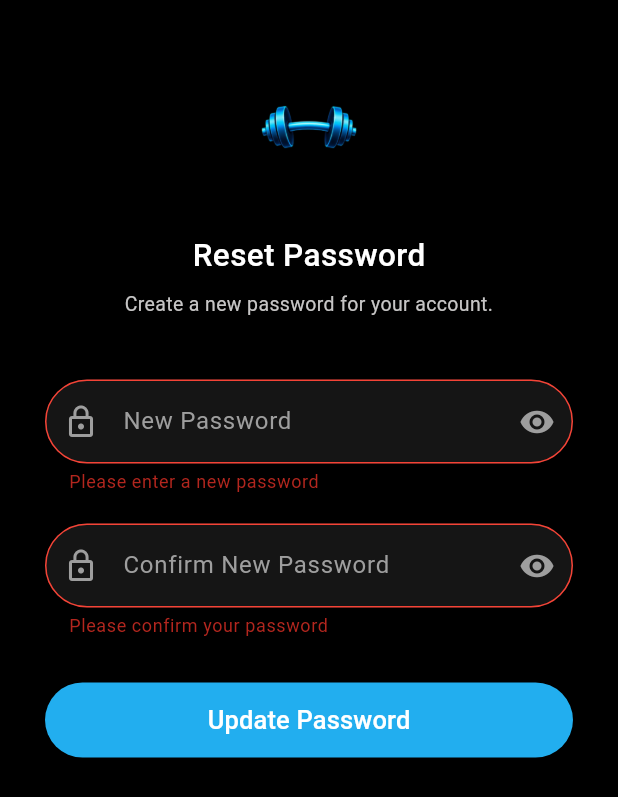
After one commit to Sreenu-123/FitNovaX, a Flutter app: the ResetPasswordScreen screen opened directly, after a tap on "Update Password", on a phone screen of 412 x 824 dp. The commit adds this screen. Shown: the top 797 px of the screen. Run offline on Flutter 3.47's test engine with Material 3 defaults, Android fonts, the phone set to English and light mode, and no system bars; our stand-ins replace image_picker, supabase_flutter; accounts and stored records are empty.

Commit message:
Add password reset flow

```diff
--- /dev/null
+++ b/lib/Screens/reset_password_screen.dart
@@ -0,0 +1,360 @@
+import 'package:flutter/material.dart';
+import 'package:supabase_flutter/supabase_flutter.dart';
+
+class ResetPasswordScreen extends StatefulWidget {
+  const ResetPasswordScreen({super.key});
+
+  @override
+  State<ResetPasswordScreen> createState() => _ResetPasswordScreenState();
+}
+
+class _ResetPasswordScreenState extends State<ResetPasswordScreen> {
+  static const Color primaryColor = Color.fromARGB(255, 34, 174, 239);
+  static const Color subtitleColor = Color.fromARGB(255, 198, 197, 197);
+
+  final _formKey = GlobalKey<FormState>();
+
+  final TextEditingController passwordController = TextEditingController();
+  final TextEditingController confirmPasswordController =
+      TextEditingController();
+
+  final SupabaseClient supabase = Supabase.instance.client;
+
+  bool isPasswordHidden = true;
+  bool isConfirmPasswordHidden = true;
+  bool isLoading = false;
+  bool passwordUpdated = false;
+
+  @override
+  void dispose() {
+    passwordController.dispose();
+    confirmPasswordController.dispose();
+    super.dispose();
+  }
+
+  Future<void> _updatePassword() async {
+    if (!_formKey.currentState!.validate()) {
+      return;
+    }
+
+    setState(() {
+      isLoading = true;
+    });
+
+    try {
+      await supabase.auth.updateUser(
+        UserAttributes(password: passwordController.text.trim()),
+      );
+
+      if (!mounted) return;
+
+      setState(() {
+        isLoading = false;
+        passwordUpdated = true;
+      });
+    } on AuthException catch (error) {
+      if (!mounted) return;
+
+      setState(() {
+        isLoading = false;
+      });
+
+      ScaffoldMessenger.of(
+        context,
+      ).showSnackBar(SnackBar(content: Text(error.message)));
+    } catch (error) {
+      if (!mounted) return;
+
+      setState(() {
+        isLoading = false;
+      });
+
+      ScaffoldMessenger.of(context).showSnackBar(
+        const SnackBar(
+          content: Text('Something went wrong. Please try again.'),
+        ),
+      );
+    }
+  }
+
+  void _goToLogin() {
+    Navigator.of(context).popUntil((route) => route.isFirst);
+  }
+
+  @override
+  Widget build(BuildContext context) {
+    return Scaffold(
+      backgroundColor: Colors.black,
+      body: SafeArea(
+        child: SingleChildScrollView(
+          padding: const EdgeInsets.symmetric(horizontal: 30, vertical: 40),
+          child: Column(
+            crossAxisAlignment: CrossAxisAlignment.center,
+            children: [
+              if (!passwordUpdated)
+                _buildResetPasswordForm()
+              else
+                _buildSuccessMessage(),
+            ],
+          ),
+        ),
+      ),
+    );
+  }
+
+  Widget _buildResetPasswordForm() {
+    return Form(
+      key: _formKey,
+      child: Column(
+        crossAxisAlignment: CrossAxisAlignment.center,
+        children: [
+          // LOGO
+          Image.asset('assets/Images/logoNoBack.png', height: 90, width: 90),
+
+          const SizedBox(height: 25),
+
+          // TITLE
+          const Text(
+            'Reset Password',
+            style: TextStyle(
+              color: Colors.white,
+              fontSize: 21,
+              fontWeight: FontWeight.w500,
+            ),
+          ),
+
+          const SizedBox(height: 8),
+
+          // SUBTITLE
+          const Text(
+            'Create a new password for your account.',
+            textAlign: TextAlign.center,
+            style: TextStyle(color: subtitleColor, fontSize: 13, height: 1.5),
+          ),
+
+          const SizedBox(height: 40),
+
+          // NEW PASSWORD
+          TextFormField(
+            controller: passwordController,
+            cursorColor: primaryColor,
+            obscureText: isPasswordHidden,
+            enabled: !isLoading,
+            style: const TextStyle(color: Colors.white),
+            textInputAction: TextInputAction.next,
+            decoration: InputDecoration(
+              hintText: 'New Password',
+              hintStyle: TextStyle(color: Colors.grey.shade500),
+              prefixIcon: const Icon(Icons.lock_outline, color: Colors.grey),
+              suffixIcon: IconButton(
+                onPressed: isLoading
+                    ? null
+                    : () {
+                        setState(() {
+                          isPasswordHidden = !isPasswordHidden;
+                        });
+                      },
+                icon: Icon(
+                  isPasswordHidden ? Icons.visibility : Icons.visibility_off,
+                  color: Colors.grey,
+                ),
+              ),
+              filled: true,
+              fillColor: const Color(0xFF151515),
+              border: OutlineInputBorder(
+                borderRadius: BorderRadius.circular(30),
+                borderSide: BorderSide.none,
+              ),
+              focusedBorder: OutlineInputBorder(
+                borderRadius: BorderRadius.circular(30),
+                borderSide: const BorderSide(color: primaryColor),
+              ),
+              errorBorder: OutlineInputBorder(
+                borderRadius: BorderRadius.circular(30),
+                borderSide: const BorderSide(color: Colors.red),
+              ),
+              focusedErrorBorder: OutlineInputBorder(
+                borderRadius: BorderRadius.circular(30),
+                borderSide: const BorderSide(color: Colors.red),
+              ),
+            ),
+            validator: (value) {
+              if (value == null || value.trim().isEmpty) {
+                return 'Please enter a new password';
+              }
+
+              if (value.trim().length < 6) {
+                return 'Password must be at least 6 characters';
+              }
+
+              return null;
+            },
+          ),
+
+          const SizedBox(height: 20),
+
+          // CONFIRM PASSWORD
+          TextFormField(
+            controller: confirmPasswordController,
+            cursorColor: primaryColor,
+            obscureText: isConfirmPasswordHidden,
+            enabled: !isLoading,
+            style: const TextStyle(color: Colors.white),
+            textInputAction: TextInputAction.done,
+            decoration: InputDecoration(
+              hintText: 'Confirm New Password',
+              hintStyle: TextStyle(color: Colors.grey.shade500),
+              prefixIcon: const Icon(Icons.lock_outline, color: Colors.grey),
+              suffixIcon: IconButton(
+                onPressed: isLoading
+                    ? null
+                    : () {
+                        setState(() {
+                          isConfirmPasswordHidden = !isConfirmPasswordHidden;
+                        });
+                      },
+                icon: Icon(
+                  isConfirmPasswordHidden
+                      ? Icons.visibility
+                      : Icons.visibility_off,
+                  color: Colors.grey,
+                ),
+              ),
+              filled: true,
+              fillColor: const Color(0xFF151515),
+              border: OutlineInputBorder(
+                borderRadius: BorderRadius.circular(30),
+                borderSide: BorderSide.none,
+              ),
+              focusedBorder: OutlineInputBorder(
+                borderRadius: BorderRadius.circular(30),
+                borderSide: const BorderSide(color: primaryColor),
+              ),
+              errorBorder: OutlineInputBorder(
+                borderRadius: BorderRadius.circular(30),
+                borderSide: const BorderSide(color: Colors.red),
+              ),
+              focusedErrorBorder: OutlineInputBorder(
+                borderRadius: BorderRadius.circular(30),
+                borderSide: const BorderSide(color: Colors.red),
+              ),
+            ),
+            validator: (value) {
+              if (value == null || value.trim().isEmpty) {
+                return 'Please confirm your password';
+              }
+
+              if (value.trim() != passwordController.text.trim()) {
+                return 'Passwords do not match';
+              }
+
+              return null;
+            },
+          ),
+
+          const SizedBox(height: 30),
+
+          // UPDATE PASSWORD
+          SizedBox(
+            width: double.infinity,
+            height: 50,
+            child: ElevatedButton(
+              onPressed: isLoading ? null : _updatePassword,
+              style: ElevatedButton.styleFrom(
+                backgroundColor: primaryColor,
+                foregroundColor: Colors.white,
+                disabledBackgroundColor: primaryColor.withValues(alpha: 0.5),
+                elevation: 0,
+                shape: RoundedRectangleBorder(
+                  borderRadius: BorderRadius.circular(30),
+                ),
+              ),
+              child: isLoading
+                  ? const SizedBox(
+                      height: 22,
+                      width: 22,
+                      child: CircularProgressIndicator(
+                        strokeWidth: 2,
+                        color: Colors.white,
+                      ),
+                    )
+                  : const Text(
+                      'Update Password',
+                      style: TextStyle(
+                        fontSize: 17,
+                        fontWeight: FontWeight.w500,
+                      ),
+                    ),
+            ),
+          ),
+        ],
+      ),
+    );
+  }
+
+  Widget _buildSuccessMessage() {
+    return Column(
+      crossAxisAlignment: CrossAxisAlignment.center,
+      children: [
+        const SizedBox(height: 35),
+
+        // SUCCESS ICON
+        Container(
+          height: 75,
+          width: 75,
+          decoration: BoxDecoration(
+            color: primaryColor.withValues(alpha: 0.15),
+            shape: BoxShape.circle,
+          ),
+          child: const Icon(Icons.check_rounded, color: primaryColor, size: 42),
+        ),
+
+        const SizedBox(height: 25),
+
+        // SUCCESS TITLE
+        const Text(
+          'Password Updated',
+          textAlign: TextAlign.center,
+          style: TextStyle(
+            color: Colors.white,
+            fontSize: 21,
+            fontWeight: FontWeight.w500,
+          ),
+        ),
+
+        const SizedBox(height: 12),
+
+        // SUCCESS MESSAGE
+        const Text(
+          'Your password has been updated successfully.\n'
+          'You can now sign in with your new password.',
+          textAlign: TextAlign.center,
+          style: TextStyle(color: subtitleColor, fontSize: 13, height: 1.5),
+        ),
+
+        const SizedBox(height: 35),
+
+        // GO TO LOGIN
+        SizedBox(
+          width: double.infinity,
+          height: 50,
+          child: ElevatedButton(
+            onPressed: _goToLogin,
+            style: ElevatedButton.styleFrom(
+              backgroundColor: primaryColor,
+              foregroundColor: Colors.white,
+              elevation: 0,
+              shape: RoundedRectangleBorder(
+                borderRadius: BorderRadius.circular(30),
+              ),
+            ),
+            child: const Text(
+              'Go to Sign In',
+              style: TextStyle(fontSize: 17, fontWeight: FontWeight.w500),
+            ),
+          ),
+        ),
+      ],
+    );
+  }
+}
```
Also changed, not shown: lib/Screens/forgot_password_screen.dart (+155 -50 lines), 1 other file.
